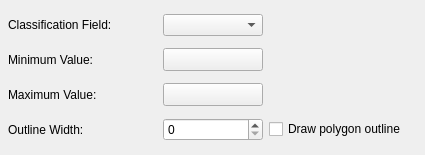
kadas-albireo/kadas-albireo, file src/ui/qgscontinuouscolordialogbase.ui: the form before one commit.
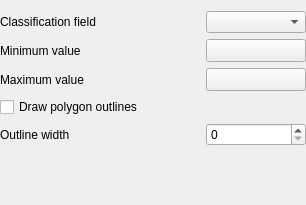
The form after the commit. Custom widgets are drawn as their Qt base class.

Commit message:
Numerous changes in GUI HIG revision:  - use buttonbox instead of free roaming buttons  - All labels updated for consistency  - improve alignment and layouts for unique vale, cont col, etc in vector props  - use style sheets in vect and raster properties and update these reports so they are visually consistent with each other  - In qgsabout clean up layout and also show addition info relating to qt db and image plugins in providers tab (which will be renamed)
Please note this work is ongoing and not the final product yet.

Diff of the .ui file:
```diff
--- a/src/ui/qgscontinuouscolordialogbase.ui
+++ b/src/ui/qgscontinuouscolordialogbase.ui
@@ -5,30 +5,20 @@
    <rect>
     <x>0</x>
     <y>0</y>
-    <width>425</width>
-    <height>155</height>
+    <width>306</width>
+    <height>205</height>
    </rect>
   </property>
   <property name="windowTitle" >
    <string>Continuous color</string>
   </property>
   <layout class="QGridLayout" >
-   <property name="margin" >
-    <number>8</number>
+   <property name="leftMargin" >
+    <number>0</number>
    </property>
-   <property name="spacing" >
-    <number>6</number>
+   <property name="rightMargin" >
+    <number>0</number>
    </property>
-   <item row="3" column="1" >
-    <widget class="QSpinBox" name="outlinewidthspinbox" />
-   </item>
-   <item row="3" column="2" >
-    <widget class="QCheckBox" name="cb_polygonOutline" >
-     <property name="text" >
-      <string>Draw polygon outline</string>
-     </property>
-    </widget>
-   </item>
    <item row="0" column="0" >
     <widget class="QLabel" name="classvarlabel" >
      <property name="minimumSize" >
@@ -38,13 +28,23 @@
       </size>
      </property>
      <property name="text" >
-      <string>Classification Field:</string>
+      <string>Classification field</string>
      </property>
      <property name="buddy" >
       <cstring>classificationComboBox</cstring>
      </property>
     </widget>
    </item>
+   <item row="0" column="1" >
+    <widget class="QComboBox" name="classificationComboBox" >
+     <property name="minimumSize" >
+      <size>
+       <width>0</width>
+       <height>20</height>
+      </size>
+     </property>
+    </widget>
+   </item>
    <item row="1" column="0" >
     <widget class="QLabel" name="mincolorlabel" >
      <property name="minimumSize" >
@@ -54,31 +54,15 @@
       </size>
      </property>
      <property name="text" >
-      <string>Minimum Value:</string>
+      <string>Minimum value</string>
      </property>
      <property name="buddy" >
       <cstring>btnMinValue</cstring>
      </property>
     </widget>
    </item>
-   <item row="3" column="0" >
-    <widget class="QLabel" name="outlinewidthlabel" >
-     <property name="minimumSize" >
-      <size>
-       <width>0</width>
-       <height>20</height>
-      </size>
-     </property>
-     <property name="text" >
-      <string>Outline Width:</string>
-     </property>
-     <property name="buddy" >
-      <cstring>outlinewidthspinbox</cstring>
-     </property>
-    </widget>
-   </item>
-   <item row="2" column="1" >
-    <widget class="QgsColorButton" name="btnMaxValue" >
+   <item row="1" column="1" >
+    <widget class="QgsColorButton" name="btnMinValue" >
      <property name="minimumSize" >
       <size>
        <width>100</width>
@@ -96,15 +80,15 @@
       </size>
      </property>
      <property name="text" >
-      <string>Maximum Value:</string>
+      <string>Maximum value</string>
      </property>
      <property name="buddy" >
       <cstring>btnMaxValue</cstring>
      </property>
     </widget>
    </item>
-   <item row="1" column="1" >
-    <widget class="QgsColorButton" name="btnMinValue" >
+   <item row="2" column="1" >
+    <widget class="QgsColorButton" name="btnMaxValue" >
      <property name="minimumSize" >
       <size>
        <width>100</width>
@@ -113,16 +97,45 @@
      </property>
     </widget>
    </item>
-   <item row="0" column="1" >
-    <widget class="QComboBox" name="classificationComboBox" >
+   <item row="3" column="0" colspan="2" >
+    <widget class="QCheckBox" name="cb_polygonOutline" >
+     <property name="text" >
+      <string>Draw polygon outlines</string>
+     </property>
+    </widget>
+   </item>
+   <item row="4" column="0" >
+    <widget class="QLabel" name="outlinewidthlabel" >
      <property name="minimumSize" >
       <size>
        <width>0</width>
        <height>20</height>
       </size>
      </property>
+     <property name="text" >
+      <string>Outline width</string>
+     </property>
+     <property name="buddy" >
+      <cstring>outlinewidthspinbox</cstring>
+     </property>
     </widget>
    </item>
+   <item row="4" column="1" >
+    <widget class="QSpinBox" name="outlinewidthspinbox" />
+   </item>
+   <item row="5" column="0" >
+    <spacer>
+     <property name="orientation" >
+      <enum>Qt::Vertical</enum>
+     </property>
+     <property name="sizeHint" >
+      <size>
+       <width>20</width>
+       <height>40</height>
+      </size>
+     </property>
+    </spacer>
+   </item>
   </layout>
  </widget>
  <layoutdefault spacing="6" margin="11" />
```
The commit also changes 29 other files.
